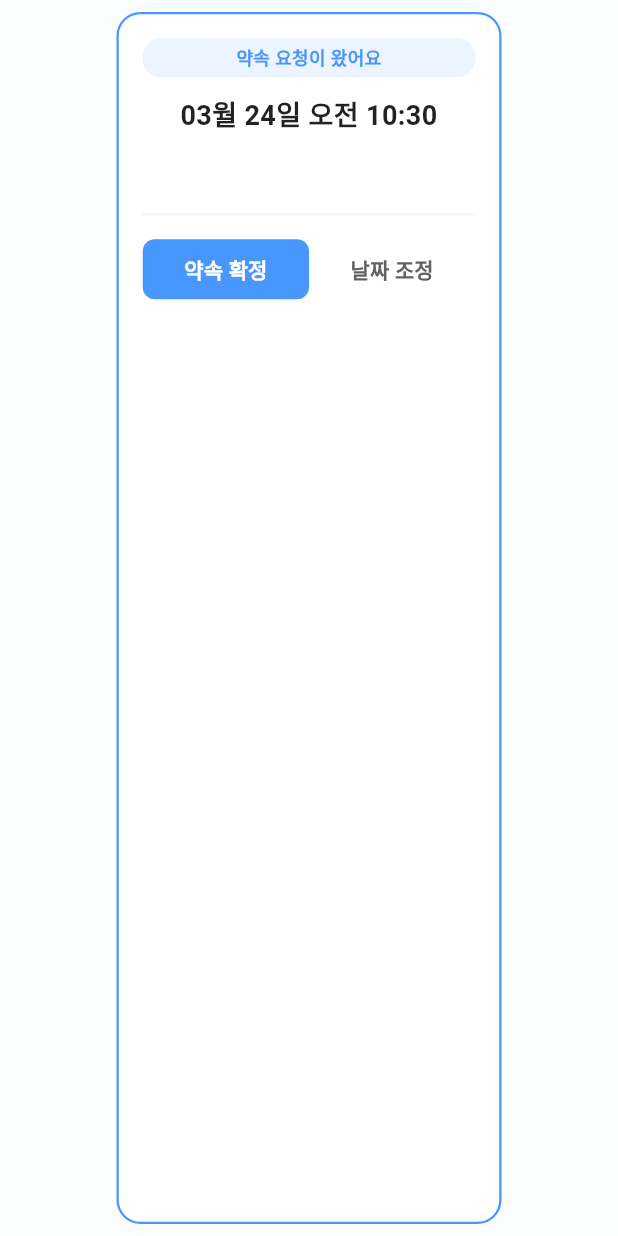
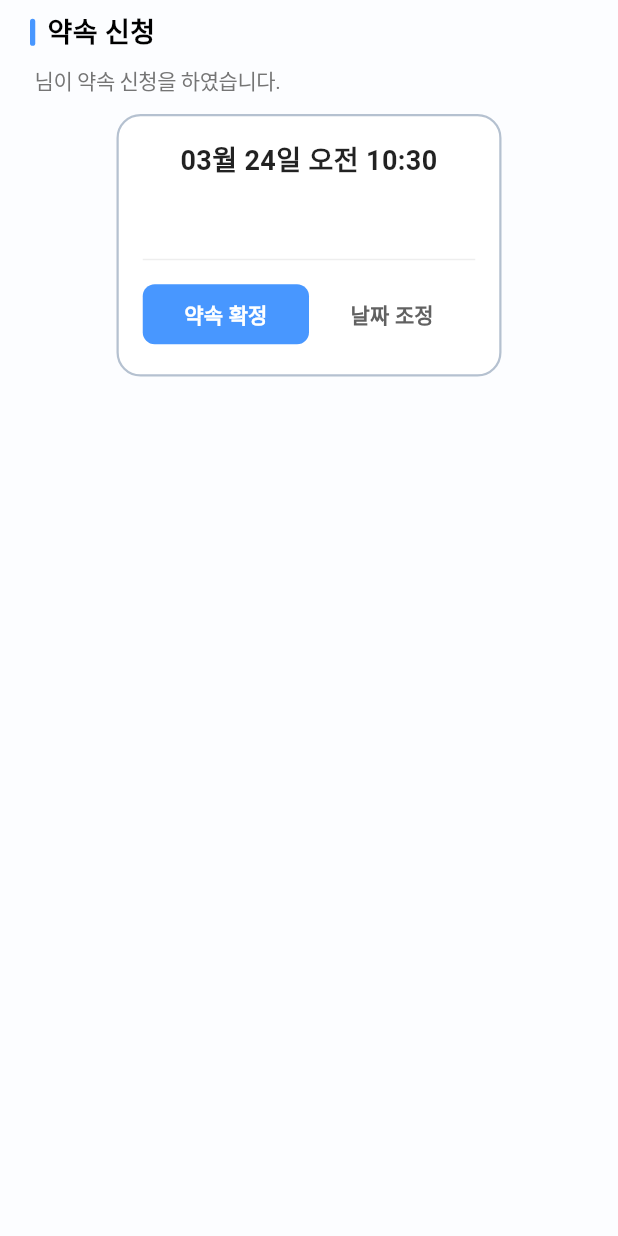
Before and after one commit to The-Three-Little-Pigs/baton, a Flutter app: the AppointmentCard widget shown alone on an empty page, opened directly with empty values, on a phone screen of 412 x 824 dp. Run offline on Flutter 3.47's test engine with Material 3 defaults, Android fonts, the phone set to English and light mode, and no system bars; our stand-ins replace auto_size_text, cloud_firestore, drift, firebase_auth, firebase_core, firebase_messaging and 10 more; missing offline and left inert: algoliasearch, kakao_flutter_sdk, sqlite3; accounts and stored records are empty; generated files the repository leaves out were written again; Roboto replaces fonts that are missing (PretendardGOV).

Commit message:
refactor: Adjust AppointmentCard layout for chat message alignment, update border color, and add opponent nickname property.

```diff
--- a/lib/views/chat_detail/widgets/appointment_card.dart
+++ b/lib/views/chat_detail/widgets/appointment_card.dart
@@ -12,6 +12,7 @@ class AppointmentCard extends StatelessWidget {
   final VoidCallback? onCancel;
   final VoidCallback? onComplete;
   final bool hasConfirmed;
+  final String opponentNickname;
 
   const AppointmentCard({
     super.key,
@@ -22,6 +23,7 @@ class AppointmentCard extends StatelessWidget {
     this.onCancel,
     this.onComplete,
     this.hasConfirmed = false,
+    required this.opponentNickname,
   });
 
   @override
@@ -32,7 +34,14 @@ class AppointmentCard extends StatelessWidget {
     final isCancelled = data.status == AppointmentStatus.cancelled;
     return Padding(
       padding: EdgeInsetsGeometry.symmetric(vertical: 8, horizontal: 20),
-      child: Center(
+      child: Column(
+        crossAxisAlignment: isMyCard
+            ? CrossAxisAlignment.end
+            : CrossAxisAlignment.start,
+        children: [
+          _builderStatusBadge(isInactive),
+          const SizedBox(height: 12),
+          Center(
             child: Container(
               width: MediaQuery.of(context).size.width * 0.623,
               padding: const EdgeInsets.all(16),
@@ -40,22 +49,22 @@ class AppointmentCard extends StatelessWidget {
                 color: isInactive ? Colors.grey.shade100 : Colors.white,
                 borderRadius: BorderRadius.circular(16),
                 border: Border.all(
-              color: isInactive ? Colors.grey.shade300 : AppColors.primary,
+                  color: isInactive
+                      ? Colors.grey.shade300
+                      : AppColors.secondary,
                   width: 1.5,
                 ),
               ),
               child: Column(
                 crossAxisAlignment: CrossAxisAlignment.stretch,
                 children: [
-              _builderStatusBadge(isInactive),
-              const SizedBox(height: 12),
                   Text(
                     DateFormat('MM월 dd일 a h:mm', 'ko_KR').format(data.dateTime),
                     textAlign: TextAlign.center,
                     style: TextStyle(
                       fontSize: 18,
                       fontWeight: FontWeight.bold,
-                  decoration: isCancelled ? TextDecoration.lineThrough : null,
+                      decoration: null,
                       color: isInactive ? Colors.grey.shade300 : Colors.black87,
                     ),
                   ),
@@ -70,7 +79,8 @@ class AppointmentCard extends StatelessWidget {
                           : Colors.grey.shade600,
                     ),
                   ),
-              if (data.status == AppointmentStatus.pending && !isMyCard) ...[
+                  if (data.status == AppointmentStatus.pending &&
+                      !isMyCard) ...[
                     const SizedBox(height: 16),
                     const Divider(height: 1, color: Color(0xFFEEEEEE)),
                     const SizedBox(height: 12),
@@ -115,7 +125,9 @@ class AppointmentCard extends StatelessWidget {
                     Builder(
                       builder: (context) {
                         // 시간에 따른 상태 변화 렌더링
-                    final isTimePassed = data.dateTime.isBefore(DateTime.now());
+                        final isTimePassed = data.dateTime.isBefore(
+                          DateTime.now(),
+                        );
                         if (isTimePassed) {
                           if (hasConfirmed) {
                             return const Padding(
@@ -140,7 +152,7 @@ class AppointmentCard extends StatelessWidget {
                                 ),
                               ),
                               child: const Text(
-                            '✅ 거래 확정하기',
+                                '거래 확정하기',
                                 style: TextStyle(fontWeight: FontWeight.bold),
                               ),
                             );
@@ -166,53 +178,96 @@ class AppointmentCard extends StatelessWidget {
               ),
             ),
           ),
+        ],
+      ),
     );
   }
 
+  // lib/views/chat_detail/widgets/appointment_card.dart
+
   Widget _builderStatusBadge(bool isInactive) {
-    Color badgeColor;
-    String badgeText;
+    String title;
+    String description;
+    Color barColor = Colors.black; // 기본은 검은색 바
 
+    // 상태에 따른 타이틀 및 설명 정의
     switch (data.status) {
       case AppointmentStatus.pending:
-        badgeColor = isMyCard ? Colors.grey.shade500 : AppColors.primary;
-        badgeText = isMyCard ? '답변 대기중' : '약속 요청이 왔어요';
+        title = '약속 신청';
+        description = isMyCard
+            ? '$opponentNickname 님에게 약속 신청을 보냈습니다.'
+            : '$opponentNickname 님이 약속 신청을 하였습니다.';
+        barColor = AppColors.primary;
         break;
       case AppointmentStatus.confirmed:
-        badgeColor = Colors.green;
-        badgeText = '✅ 약속 확정됨';
+        title = '약속 확정';
+        description = isMyCard
+            ? '$opponentNickname 님이 약속을 수락했습니다.' // 제안자(나)의 화면
+            : '약속을 확정했습니다!';
+        barColor = Colors.green;
         break;
-      case AppointmentStatus.replaced: // 날짜가 밀려서 이전 카드가 된 경우
-        badgeColor = Colors.grey;
-        badgeText = '⏱️ 시간 변경됨'; // 🔥 '거래 완료'에서 변경 완료!
+      case AppointmentStatus.cancelled:
+        title = '약속 취소';
+        description = '약속이 취소되었습니다.';
+        barColor = Colors.red;
+        break;
+      case AppointmentStatus.replaced:
+        title = '약속 변경';
+        description = '약속이 변경되었습니다.';
+        barColor = Colors.orange;
         break;
       case AppointmentStatus.completed:
-        badgeColor = Colors.grey;
-        badgeText = '거래 완료';
-        break;
-      case AppointmentStatus.cancelled:
-        badgeColor = Colors.grey;
-        badgeText = '취소됨';
+        title = '거래 확정';
+        description = '거래가 완료되었습니다.';
+        barColor = Colors.green;
         break;
       default:
-        badgeColor = Colors.grey;
-        badgeText = '상태 알수없음';
+        title = '약속 알림';
+        description = '약속 상태가 업데이트되었습니다.';
     }
-    return Container(
-      padding: const EdgeInsets.symmetric(horizontal: 10, vertical: 4),
+
+    return Column(
+      crossAxisAlignment: CrossAxisAlignment.start,
+      children: [
+        // [수정] 내 카드가 아닐 때만(상상대방이 보낸 약속일 때만) 타이틀 노출
+        if (!isMyCard) ...[
+          Row(
+            mainAxisSize: MainAxisSize.min, // 필요한 만큼만 공간 차지
+            children: [
+              Container(
+                width: 3.5,
+                height: 18,
                 decoration: BoxDecoration(
-        color: isInactive ? Colors.transparent : badgeColor.withOpacity(0.1),
-        borderRadius: BorderRadius.circular(12),
-      ),
-      child: Text(
-        badgeText,
-        textAlign: TextAlign.center,
-        style: TextStyle(
-          color: isInactive ? Colors.grey.shade400 : badgeColor,
-          fontSize: 12,
-          fontWeight: FontWeight.bold,
+                  color: barColor,
+                  borderRadius: BorderRadius.circular(2),
                 ),
               ),
+              const SizedBox(width: 8),
+              Text(
+                title,
+                style: TextStyle(
+                  fontSize: 18,
+                  fontWeight: FontWeight.bold,
+                  color: isInactive ? Colors.grey : Colors.black,
+                ),
+              ),
+            ],
+          ),
+          const SizedBox(height: 8),
+        ],
+        // 2. 설명 문구 (본인이 보낸 경우에도 항상 노출)
+        Text(
+          description,
+          textAlign: isMyCard
+              ? TextAlign.end
+              : TextAlign.start, // 텍스트 정렬 방향도 맞춰줍니다.
+          style: TextStyle(
+            fontSize: 14,
+            color: isInactive ? Colors.grey.shade400 : Colors.grey.shade600,
+            letterSpacing: -0.3,
+          ),
+        ),
+      ],
     );
   }
 }
--- a/lib/views/chat_detail/widgets/chat_message_list.dart
+++ b/lib/views/chat_detail/widgets/chat_message_list.dart
@@ -6,6 +6,7 @@ import 'package:baton/notifier/user/user_notifier.dart';
 import 'package:baton/views/chat_detail/dialog/apponitment_bottom_sheet.dart';
 import 'package:baton/views/chat_detail/viewmodel/chat_detail_notifier.dart';
 import 'package:baton/views/chat_detail/widgets/appointment_card.dart';
+import 'package:baton/views/product_detail/viewmodel/author_notifier.dart';
 import 'package:flutter/material.dart';
 import 'package:flutter_riverpod/flutter_riverpod.dart';
 import 'package:intl/intl.dart';
@@ -20,6 +21,7 @@ class ChatMessageList extends ConsumerWidget {
   @override
   Widget build(BuildContext context, WidgetRef ref) {
     final chatroomState = ref.watch(chatRoomStreamProvider(roomId));
+
     final chatroom = chatroomState.value;
     final parts = roomId.split('_');
     final String postId = parts.length >= 3 ? parts[2] : '';
@@ -28,6 +30,12 @@ class ChatMessageList extends ConsumerWidget {
     final String otherUserId = (parts.length >= 2)
         ? (parts[0] == myUserId ? parts[1] : parts[0])
         : '';
+    final opponentAsync = ref.watch(authorProvider(otherUserId));
+    final opponentNickname = opponentAsync.when(
+      data: (user) => user?.nickname ?? '알 수 없는 사용자', // null 체크 추가
+      loading: () => '...',
+      error: (_, __) => '알 수 없는 사용자',
+    );
     return Expanded(
       child: uiMessagesAsync.when(
         data: (uiMessages) {
@@ -131,6 +139,7 @@ class ChatMessageList extends ConsumerWidget {
                               AppointmentCard(
                                 data: data,
                                 isMyCard: isMyMessage,
+                                opponentNickname: opponentNickname,
                                 onConfirm: () {
                                   ref
                                       .read(chatDetailProvider(roomId).notifier)
```
Lines whose indentation alone changed are shown as unchanged.
